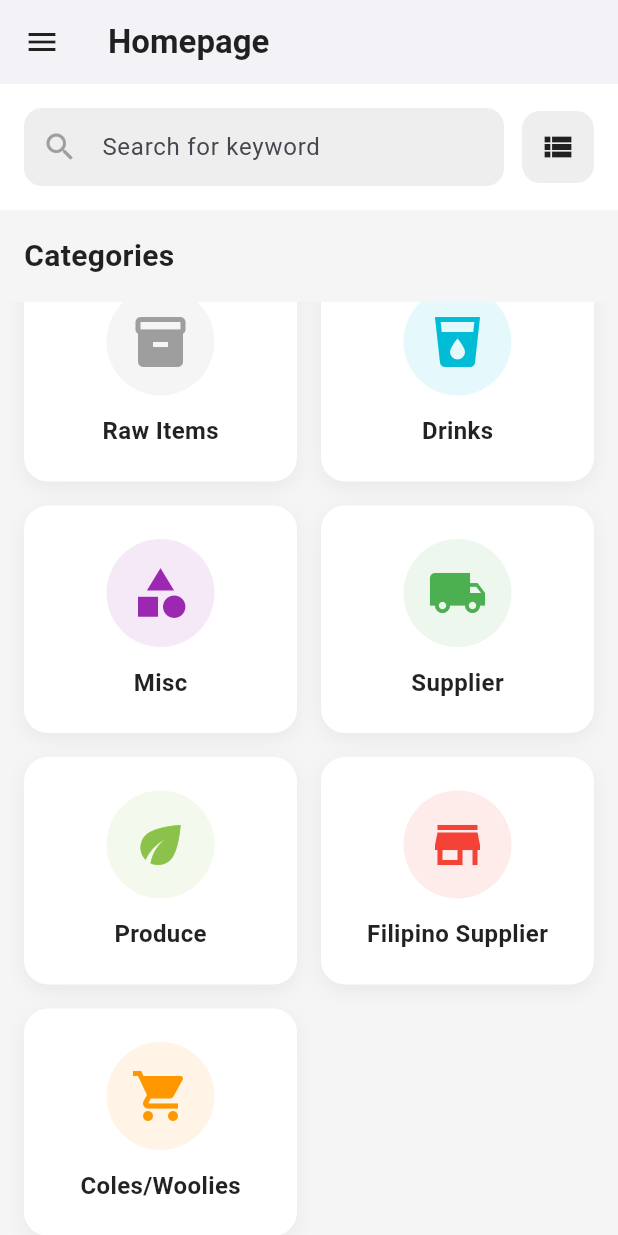
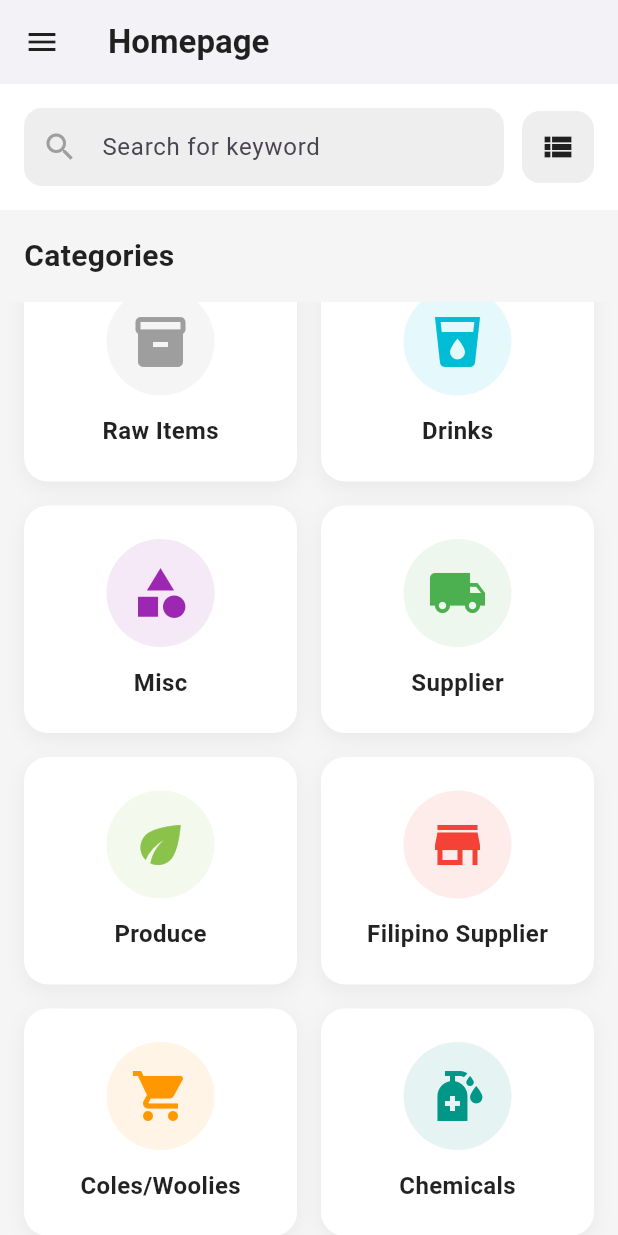
Before and after one commit to Roianme/stock-count-app, a Flutter app: the screen it shows after launch, scrolled down 367 dp, on a phone screen of 412 x 824 dp. Run offline on Flutter 3.47's test engine with Material 3 defaults, Android fonts, the phone set to English and light mode, and no system bars.

Commit message:
Add 'chemicals' category and new items
Introduced a new 'chemicals' category to the Category enum and its extensions, including display name, icon, and color. Added several new items under the 'chemicals' and 'misc' categories in item_data.dart, and updated category_view.dart to display the new category.

```diff
--- a/stock_count_app/lib/model/item_model.dart
+++ b/stock_count_app/lib/model/item_model.dart
@@ -14,6 +14,7 @@ enum Category {
   produce,
   filipinoSupplier,
   colesWoolies,
+  chemicals,
 }
 
 class Item {
@@ -56,6 +57,8 @@ extension CategoryExtension on Category {
         return 'Filipino Supplier';
       case Category.colesWoolies:
         return 'Coles/Woolies';
+      case Category.chemicals:
+        return 'Chemicals';
     }
   }
 
@@ -83,6 +86,8 @@ extension CategoryExtension on Category {
         return Icons.store;
       case Category.colesWoolies:
         return Icons.shopping_cart;
+      case Category.chemicals:
+        return Icons.sanitizer;
     }
   }
 
@@ -110,6 +115,8 @@ extension CategoryExtension on Category {
         return Colors.red;
       case Category.colesWoolies:
         return Colors.orange;
+      case Category.chemicals:
+        return Colors.teal;
     }
   }
 }
--- a/stock_count_app/lib/view/category_view.dart
+++ b/stock_count_app/lib/view/category_view.dart
@@ -162,6 +162,8 @@ class _CategoryViewState extends State<CategoryView> {
         return 'Filipino Supplier';
       case Category.colesWoolies:
         return 'Coles/Woolies';
+      case Category.chemicals:
+        return 'Chemicals';
     }
   }
 }
```
Also changed, not shown: stock_count_app/lib/data/item_data.dart (+55 -0 lines).
